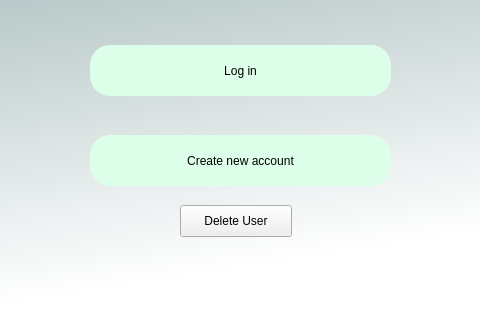
Above: guicore/billescreen.ui from Igna11/billetera before the change; both pictures show x 120 to 600 and y 175 to 500 of the 700 by 500 pixel window. Below: the same form after it.
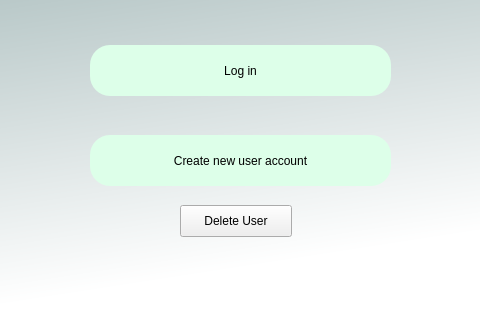
That is the form after the change.

Patch:
```diff
--- a/guicore/billescreen.ui
+++ b/guicore/billescreen.ui
@@ -82,7 +82,7 @@
 background-color:rgb(221, 255, 233);</string>
     </property>
     <property name="text">
-     <string>Create new account</string>
+     <string>Create new user account</string>
     </property>
    </widget>
    <widget class="QPushButton" name="delete_user_button">
```
